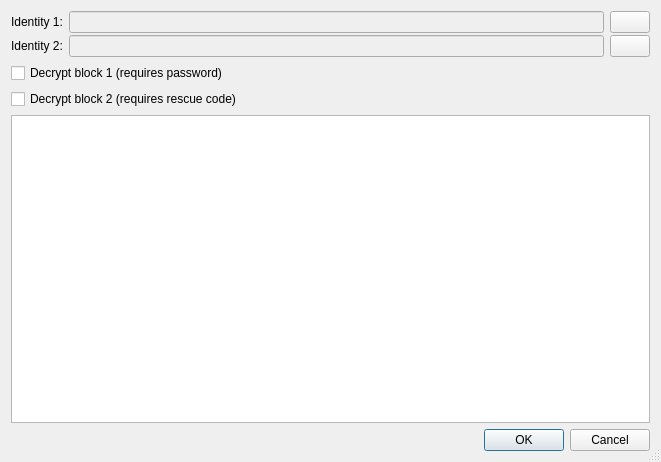
First picture: the form in ui/diffdialog.ui, repository sqrldev/IdTool, before the edit.
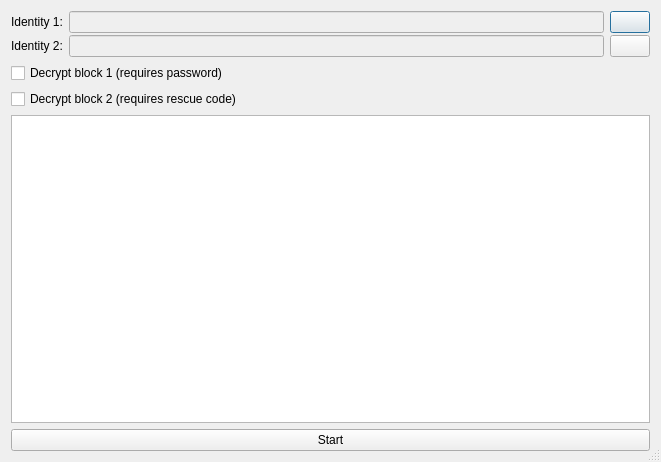
Second picture: the form after the edit. Icons and pictures are not drawn.

```diff
--- a/ui/diffdialog.ui
+++ b/ui/diffdialog.ui
@@ -111,12 +111,9 @@
     <widget class="QTextEdit" name="txt_Diff"/>
    </item>
    <item>
-    <widget class="QDialogButtonBox" name="buttonBox">
-     <property name="orientation">
-      <enum>Qt::Horizontal</enum>
-     </property>
-     <property name="standardButtons">
-      <set>QDialogButtonBox::Cancel|QDialogButtonBox::Ok</set>
+    <widget class="QPushButton" name="btn_StartDiff">
+     <property name="text">
+      <string>Start</string>
      </property>
     </widget>
    </item>
```
Left out of the diff: 41 changed lines with no effect on the pictures.
